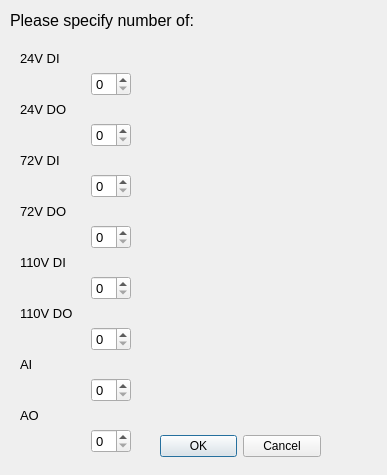
The window that untitled.ui (WRooke/PC3Configurator) describes before a commit, drawn with Qt 5.
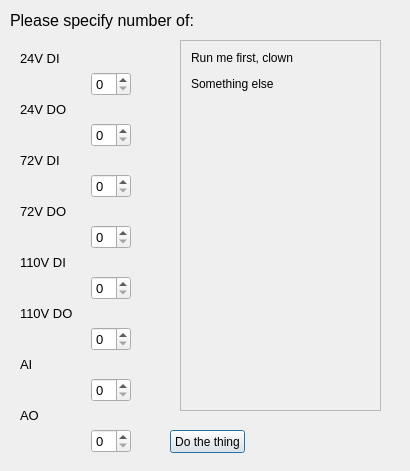
The same window after the commit.

Commit message:
GUI working showing PCA names in shit way
Also shows number of each PCA and total. TODO: show number of I/Os and make it less abusive/more pretty

The edit to the form file:
```diff
--- a/untitled.ui
+++ b/untitled.ui
@@ -6,29 +6,13 @@
    <rect>
     <x>0</x>
     <y>0</y>
-    <width>387</width>
-    <height>475</height>
+    <width>410</width>
+    <height>471</height>
    </rect>
   </property>
   <property name="windowTitle">
    <string>Dialog</string>
   </property>
-  <widget class="QDialogButtonBox" name="buttonBox">
-   <property name="geometry">
-    <rect>
-     <x>160</x>
-     <y>430</y>
-     <width>161</width>
-     <height>32</height>
-    </rect>
-   </property>
-   <property name="orientation">
-    <enum>Qt::Horizontal</enum>
-   </property>
-   <property name="standardButtons">
-    <set>QDialogButtonBox::Cancel|QDialogButtonBox::Ok</set>
-   </property>
-  </widget>
   <widget class="QLabel" name="label_2">
    <property name="geometry">
     <rect>
@@ -47,6 +31,58 @@
     <string>Please specify number of:</string>
    </property>
   </widget>
+  <widget class="QPushButton" name="pushButton">
+   <property name="geometry">
+    <rect>
+     <x>170</x>
+     <y>430</y>
+     <width>75</width>
+     <height>23</height>
+    </rect>
+   </property>
+   <property name="text">
+    <string>Do the thing</string>
+   </property>
+  </widget>
+  <widget class="QScrollArea" name="scrollArea">
+   <property name="geometry">
+    <rect>
+     <x>180</x>
+     <y>40</y>
+     <width>201</width>
+     <height>371</height>
+    </rect>
+   </property>
+   <property name="widgetResizable">
+    <bool>true</bool>
+   </property>
+   <widget class="QWidget" name="scrollAreaWidgetContents">
+    <property name="geometry">
+     <rect>
+      <x>0</x>
+      <y>0</y>
+      <width>199</width>
+      <height>369</height>
+     </rect>
+    </property>
+    <widget class="QLabel" name="label_10">
+     <property name="geometry">
+      <rect>
+       <x>10</x>
+       <y>10</y>
+       <width>171</width>
+       <height>351</height>
+      </rect>
+     </property>
+     <property name="text">
+      <string>&lt;html&gt;&lt;head/&gt;&lt;body&gt;&lt;p&gt;Run me first, clown&lt;/p&gt;&lt;p&gt;Something else&lt;/p&gt;&lt;p&gt;&lt;br/&gt;&lt;/p&gt;&lt;/body&gt;&lt;/html&gt;</string>
+     </property>
+     <property name="alignment">
+      <set>Qt::AlignLeading|Qt::AlignLeft|Qt::AlignTop</set>
+     </property>
+    </widget>
+   </widget>
+  </widget>
   <widget class="QWidget" name="">
    <property name="geometry">
     <rect>
```
Left out of the diff: 35 changed lines with no effect on the pictures. The commit also changes 5 other files.
